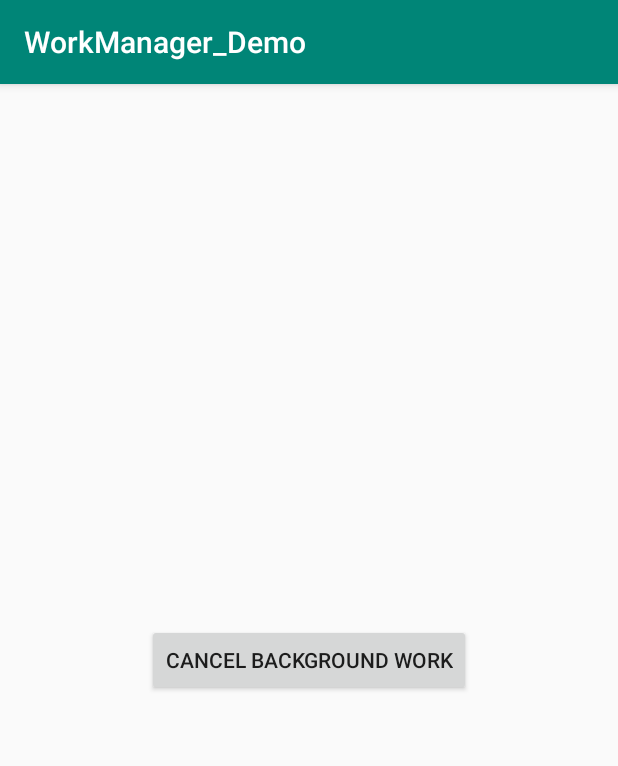
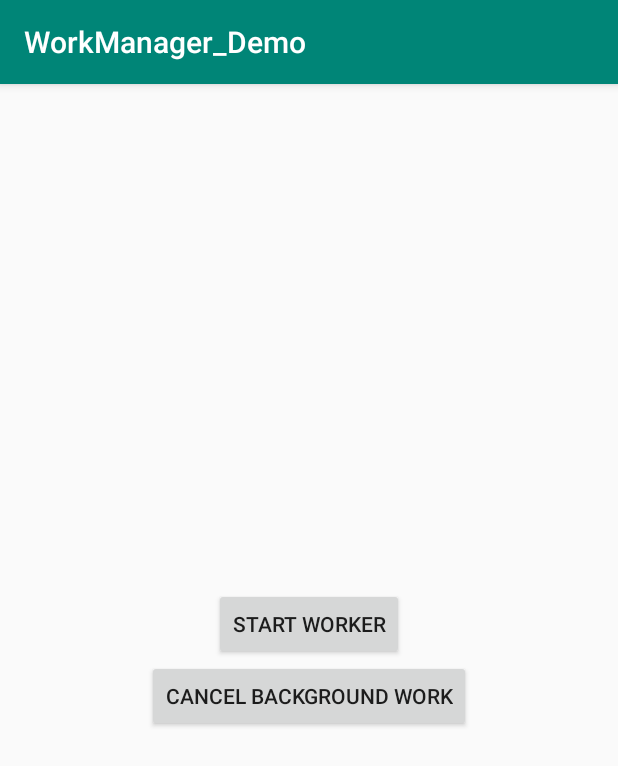
Before and after one commit to EGecius/WorkManager_Demo, an Android app: the screen it shows after launch (MainActivity), on a phone screen of 412 x 824 dp. Shown: the top 766 px of the screen. Run offline under Robolectric (Android 15) with nearby library versions, the phone set to English and light mode, and no system bars; 2 statements that could not run were skipped.

Commit message:
add button to start a task again

```diff
--- a/app/src/main/java/com/egecius/workmanagerdemo/MainActivity.kt
+++ b/app/src/main/java/com/egecius/workmanagerdemo/MainActivity.kt
@@ -19,11 +19,15 @@ class MainActivity : AppCompatActivity() {
     override fun onCreate(savedInstanceState: Bundle?) {
         super.onCreate(savedInstanceState)
         setContentView(R.layout.activity_main)
-        setupCancelButton()
+        setupButtons()
     }
 
-    private fun setupCancelButton() {
-        findViewById<Button>(R.id.cancel_work).setOnClickListener {
+    private fun setupButtons() {
+        findViewById<Button>(R.id.start_worker).setOnClickListener {
+            demoWorkManager()
+        }
+
+        findViewById<Button>(R.id.cancel_worker).setOnClickListener {
             uuidOfQueuedRequest?.let { it1 -> WorkManager.getInstance().cancelWorkById(it1) }
         }
     }
--- a/app/src/main/res/layout/activity_main.xml
+++ b/app/src/main/res/layout/activity_main.xml
@@ -1,20 +1,24 @@
 <?xml version="1.0" encoding="utf-8"?>
-<android.support.constraint.ConstraintLayout
+<LinearLayout
         xmlns:android="http://schemas.android.com/apk/res/android"
         xmlns:tools="http://schemas.android.com/tools"
-        xmlns:app="http://schemas.android.com/apk/res-auto"
         android:layout_width="match_parent"
+        android:gravity="center"
+        android:orientation="vertical"
+        tools:ignore="HardcodedText"
         android:layout_height="match_parent"
         tools:context=".MainActivity">
 
     <Button
-            android:id="@+id/cancel_work"
+            android:id="@+id/start_worker"
+            android:text="Start worker"
+            android:layout_width="wrap_content"
+            android:layout_height="wrap_content"/>
+
+    <Button
+            android:id="@+id/cancel_worker"
             android:layout_width="wrap_content"
             android:layout_height="wrap_content"
-            android:text="Cancel background work"
-            app:layout_constraintBottom_toBottomOf="parent"
-            app:layout_constraintLeft_toLeftOf="parent"
-            app:layout_constraintRight_toRightOf="parent"
-            app:layout_constraintTop_toTopOf="parent"/>
+            android:text="Cancel background work"/>
 
-</android.support.constraint.ConstraintLayout>
+</LinearLayout>
```
